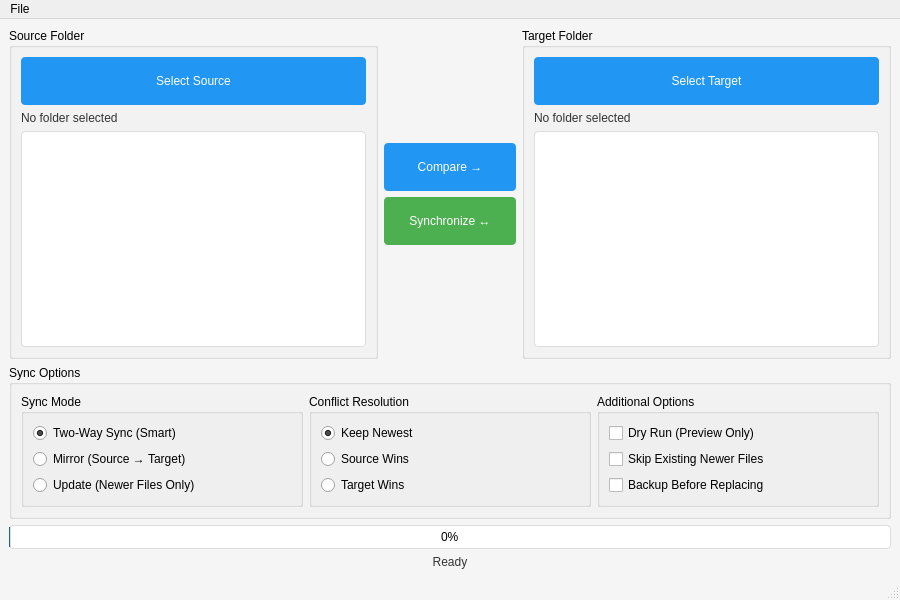
This is src/tools/file_management/synchronization_backup/sync.ui in richardnoragon/1_2 as Qt 5 draws it before an edit. The edited form follows.
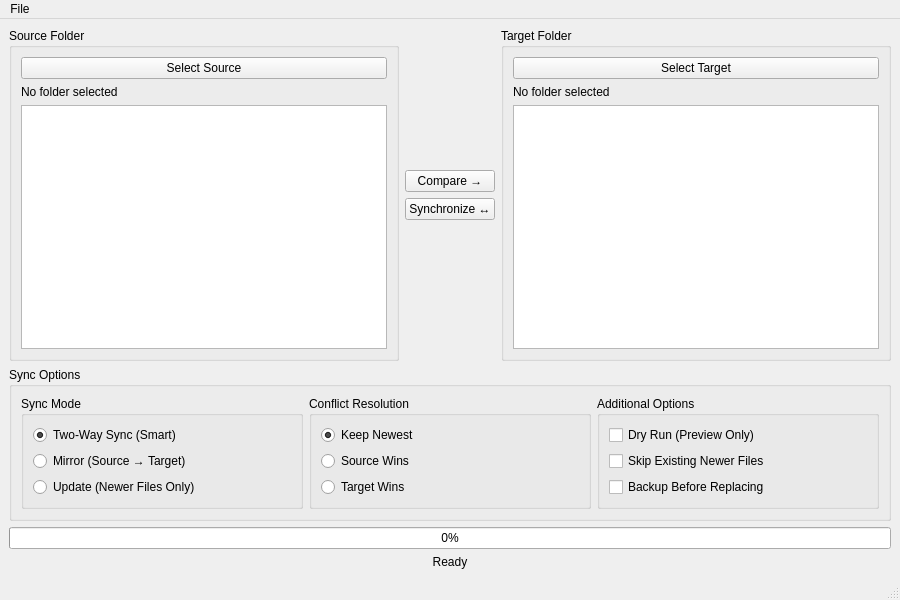
This is the edited form. Custom widgets are drawn as their Qt base class.

The edit to the form file:
```diff
--- a/src/tools/file_management/synchronization_backup/sync.ui
+++ b/src/tools/file_management/synchronization_backup/sync.ui
@@ -19,47 +19,6 @@
   <property name="windowTitle">
    <string>Folder Synchronization Tool</string>
   </property>
-  <property name="styleSheet">
-   <string notr="true">QMainWindow {
-    background-color: #f5f5f5;
-}
-QPushButton {
-    background-color: #2196F3;
-    color: white;
-    border: none;
-    padding: 8px 16px;
-    border-radius: 4px;
-    min-width: 100px;
-    min-height: 32px;
-}
-QPushButton:hover {
-    background-color: #1976D2;
-}
-QPushButton:pressed {
-    background-color: #0D47A1;
-}
-QPushButton#sync_pushButton {
-    background-color: #4CAF50;
-}
-QPushButton#sync_pushButton:hover {
-    background-color: #388E3C;
-}
-QLabel {
-    color: #333333;
-    font-size: 12px;
-}
-QListView {
-    background-color: white;
-    border: 1px solid #ddd;
-    border-radius: 4px;
-    padding: 4px;
-}
-QProgressBar {
-    border: 1px solid #ddd;
-    border-radius: 4px;
-    text-align: center;
-}</string>
-  </property>
   <widget class="QWidget" name="centralwidget">
    <layout class="QVBoxLayout" name="verticalLayout">
     <item>
@@ -334,6 +293,27 @@
    </property>
   </action>
  </widget>
- <resources/>
- <connections/>
+    <resources />
+    <connections />
+    <customwidgets>
+        <customwidget>
+            <class>PrimaryButton</class>
+            <extends>QPushButton</extends>
+            <header>src.gui.components.buttons</header>
+        </customwidget>
+        <customwidget>
+            <class>SecondaryButton</class>
+            <extends>QPushButton</extends>
+            <header>src.gui.components.buttons</header>
+        </customwidget>
+    </customwidgets>
+    <tabstops>
+        <tabstop>select_left_pushButton</tabstop>
+        <tabstop>select_right_pushButton</tabstop>
+        <tabstop>compare_pushButton</tabstop>
+        <tabstop>dry_run_checkbox</tabstop>
+        <tabstop>skip_newer_checkbox</tabstop>
+        <tabstop>backup_checkbox</tabstop>
+        <tabstop>sync_pushButton</tabstop>
+    </tabstops>
 </ui>
```
Left out of the diff: 33 changed lines with no effect on the pictures. Lines whose indentation alone changed are shown as unchanged.
